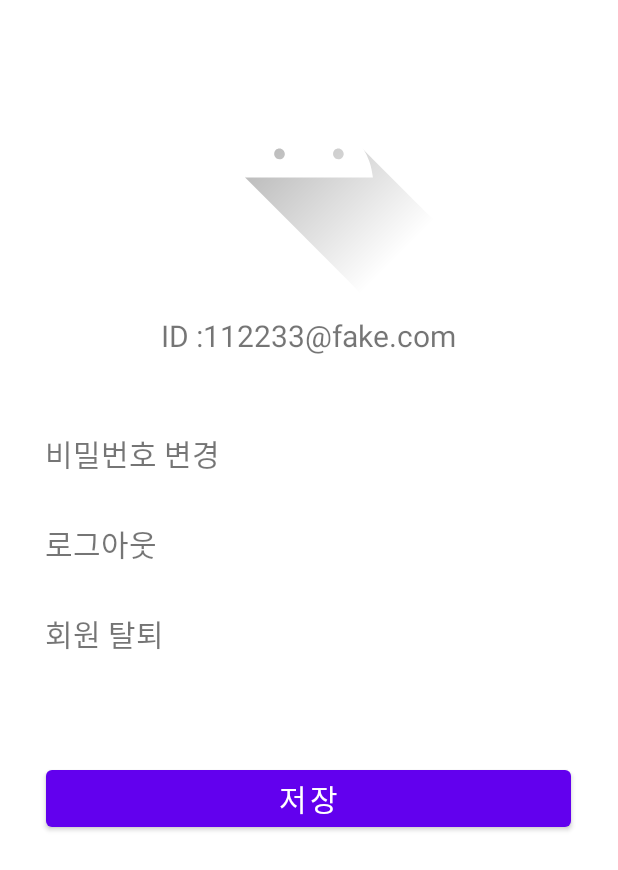
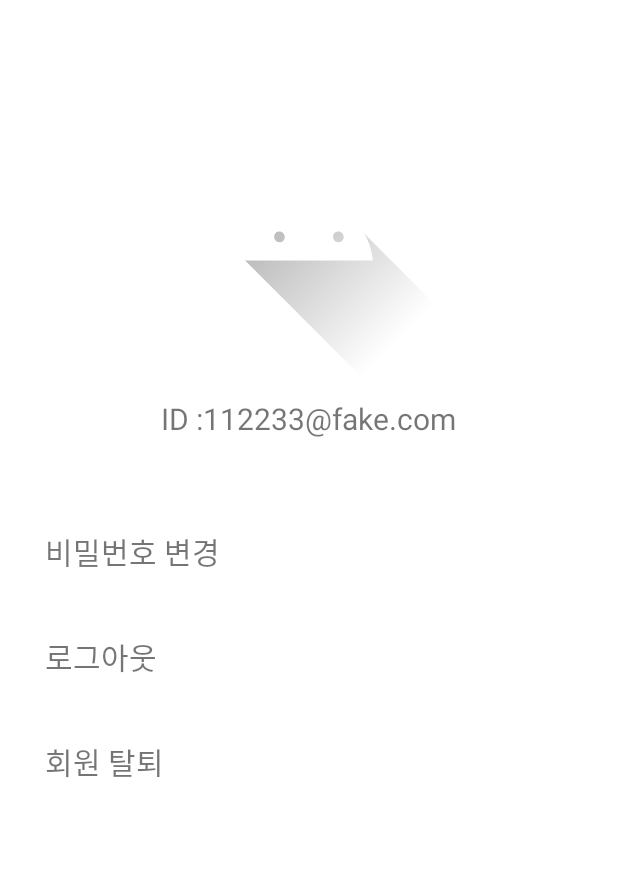
Before and after one commit to qowngus33/Hanium-AI-Pet-Chatbot, an Android app: the ProfileActivity screen opened directly, with no data from a screen before it, on a phone screen of 412 x 824 dp. Shown: the top 870 px of the screen. Run offline under Robolectric (Android 15) with nearby library versions, the phone set to English and light mode, and no system bars.

Commit message:
delete save btn

```diff
--- a/app/src/main/java/com/example/myapplication/ui/newlogin/LoginActivity.java
+++ b/app/src/main/java/com/example/myapplication/ui/newlogin/LoginActivity.java
@@ -124,9 +124,9 @@ public class LoginActivity extends AppCompatActivity {
         //loginRequest에 사용자가 입력한 id와 pw를 저장
         LoginRequest loginRequest = new LoginRequest(userID, userPassword);
 
-        //retrofit 생성
+        /*retrofit 생성
         retrofitClient_login = RetrofitClient_login.getInstance();
-        LoginAPI = RetrofitClient_login.getRetrofitInterface();
+        LoginAPI = RetrofitClient_login.getRetrofitInterface();*/
 
 
         //loginRequest에 저장된 데이터와 함께 LoginAPI에서 정의한 getLoginResponse 함수를 실행한 후 응답을 받음
@@ -143,8 +143,7 @@ public class LoginActivity extends AppCompatActivity {
                     String errorId = "300"; //아이디 일치x
                     String errorPw = "400"; //비밀번호 일치x
 
-
-                    if (result.getStatusCode() == "200") {
+                    if (result.getStatusCode()=="200") {
                         String userID = login_email.getText().toString();
 
                         Toast.makeText(LoginActivity.this, userID + "님 환영합니다.", Toast.LENGTH_LONG).show();
--- a/app/src/main/res/layout/profile.xml
+++ b/app/src/main/res/layout/profile.xml
@@ -5,6 +5,7 @@
     android:orientation="vertical">
 
     <ImageView
+        android:layout_marginTop="55dp"
         android:id="@+id/pic"
         android:layout_width="200dp"
         android:layout_height="200dp"
@@ -33,7 +34,7 @@
 
     <TextView
         android:id="@+id/pwchange"
-        android:layout_marginTop="50dp"
+        android:layout_marginTop="60dp"
         android:text="비밀번호 변경"
         android:textSize="20dp"
         android:layout_width="match_parent"
@@ -41,7 +42,7 @@
         android:layout_marginLeft="30dp"/>
     <TextView
         android:id="@+id/logout"
-        android:layout_marginTop="10dp"
+        android:layout_marginTop="20dp"
         android:text="로그아웃"
         android:textSize="20dp"
         android:layout_width="match_parent"
@@ -49,18 +50,10 @@
         android:layout_marginLeft="30dp"/>
     <TextView
         android:id="@+id/deleteinfo"
-        android:layout_marginTop="10dp"
+        android:layout_marginTop="20dp"
         android:text="회원 탈퇴"
         android:textSize="20dp"
         android:layout_width="match_parent"
         android:layout_height="50dp"
         android:layout_marginLeft="30dp"/>
-    <Button
-        android:id="@+id/btnSave"
-        android:text="저장"
-        android:textSize="20dp"
-        android:layout_marginTop="50dp"
-        android:layout_width="350dp"
-        android:layout_height="wrap_content"
-        android:layout_gravity="center"/>
 </LinearLayout>
```
